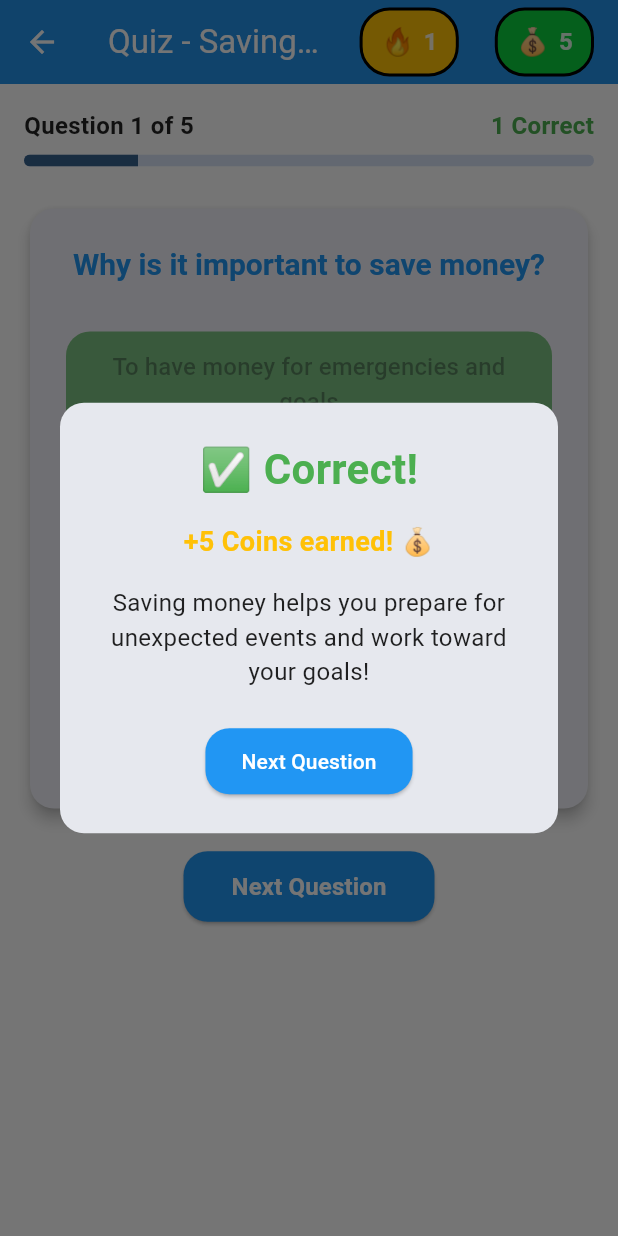
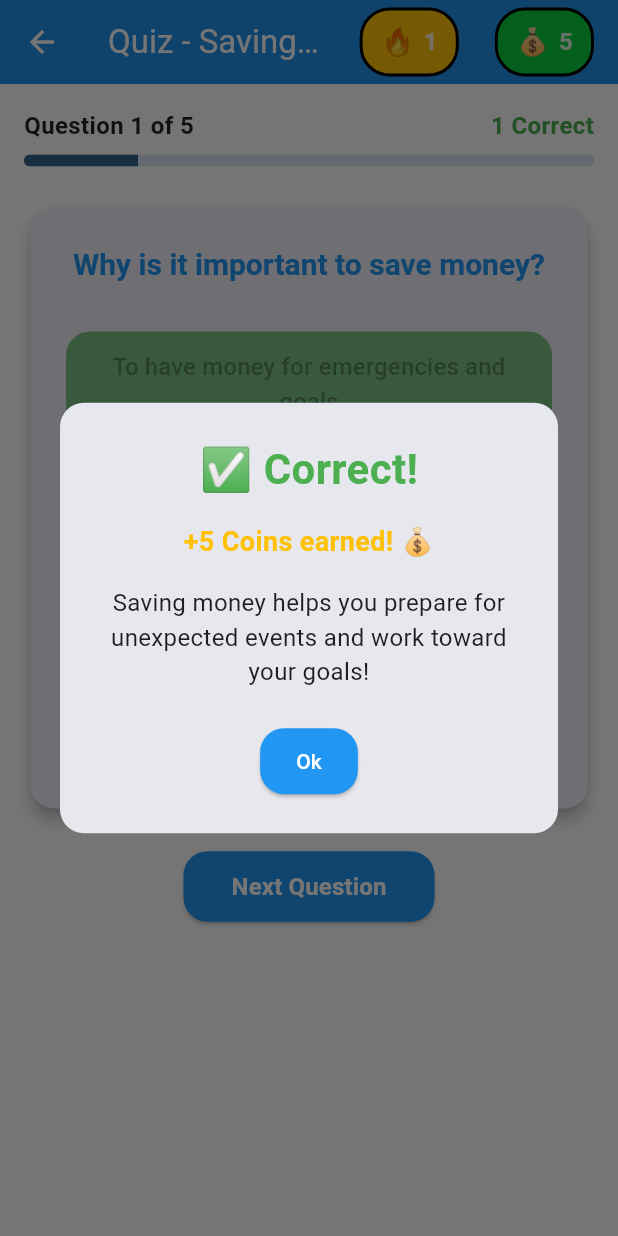
Before and after one commit to sandeshgaraga/WealthX, a Flutter app: the QuizScreen screen opened directly with sample values from the repository, after a tap on "To have money for emergencies and goals", on a phone screen of 412 x 824 dp. Run offline on Flutter 3.47's test engine with Material 3 defaults, Android fonts, the phone set to English and light mode, and no system bars; our stand-ins replace shared_preferences; accounts and stored records are empty.

Commit message:
2/21 ios physical pass

```diff
--- a/lib/screens/home_screen.dart
+++ b/lib/screens/home_screen.dart
@@ -59,16 +59,9 @@ class HomeScreen extends StatelessWidget {
                       builder: (context, userDataProvider, child) {
                         return Align(
                           alignment: Alignment.center,
-                          child: Row(
-                            children: [
-                              Padding(
-                                padding:
-                                    const EdgeInsets.symmetric(horizontal: 8),
-                                child:
-                                    CoinsBadge(coins: userDataProvider.coins),
-                              ),
-                              const SizedBox(width: 8),
-                            ],
+                          child: Padding(
+                            padding: const EdgeInsets.symmetric(horizontal: 4),
+                            child: CoinsBadge(coins: userDataProvider.coins),
                           ),
                         );
                       },
--- a/lib/screens/quiz_screen.dart
+++ b/lib/screens/quiz_screen.dart
@@ -90,6 +90,7 @@ class _QuizScreenState extends State<QuizScreen> {
                   question: question.question,
                   options: question.options,
                   selectedIndex: _selectedAnswerIndex,
+                  correctIndex: question.correctAnswerIndex,
                   onOptionSelected: (index) {
                     if (!_isAnswered) {
                       setState(() {
--- a/lib/widgets/common_widgets.dart
+++ b/lib/widgets/common_widgets.dart
@@ -325,6 +325,7 @@ class QuestionWidget extends StatelessWidget {
   final String question;
   final List<String> options;
   final int? selectedIndex;
+  final int? correctIndex;
   final Function(int) onOptionSelected;
   final bool isAnswered;
 
@@ -335,6 +336,7 @@ class QuestionWidget extends StatelessWidget {
     required this.selectedIndex,
     required this.onOptionSelected,
     this.isAnswered = false,
+    this.correctIndex,
   });
 
   @override
@@ -351,20 +353,35 @@ class QuestionWidget extends StatelessWidget {
         const SizedBox(height: 24),
         ...List.generate(
           options.length,
-          (index) => Padding(
+          (index) {
+            bool isSelected = selectedIndex == index;
+            bool isCorrect = correctIndex == index;
+
+            Color buttonColor = Colors.grey.shade300;
+            Color textColor = Colors.black87;
+
+            if (isSelected && isAnswered) {
+              if (isCorrect) {
+                buttonColor = Colors.green.withOpacity(0.7);
+                textColor = Colors.white;
+              } else {
+                buttonColor = Colors.red.withOpacity(0.7);
+                textColor = Colors.white;
+              }
+            } else if (isSelected && !isAnswered) {
+              buttonColor = Colors.green.withOpacity(0.7);
+              textColor = Colors.white;
+            }
+
+            return Padding(
               padding: const EdgeInsets.symmetric(vertical: 8.0),
               child: ElevatedButton(
                 onPressed: isAnswered ? null : () => onOptionSelected(index),
                 style: ElevatedButton.styleFrom(
-                backgroundColor: selectedIndex == index
-                    ? Colors.green.withOpacity(0.7)
-                    : Colors.grey.shade300,
-                foregroundColor:
-                    selectedIndex == index ? Colors.white : Colors.black87,
+                  backgroundColor: buttonColor,
+                  foregroundColor: textColor,
                   minimumSize: const Size(double.infinity, 56),
-                disabledBackgroundColor: selectedIndex == index
-                    ? Colors.green.withOpacity(0.7)
-                    : Colors.grey.shade300,
+                  disabledBackgroundColor: buttonColor,
                 ),
                 child: Text(
                   options[index],
@@ -375,7 +392,8 @@ class QuestionWidget extends StatelessWidget {
                   ),
                 ),
               ),
-          ),
+            );
+          },
         ),
       ],
     );
@@ -439,7 +457,7 @@ class FeedbackWidget extends StatelessWidget {
             const SizedBox(height: 24),
             ElevatedButton(
               onPressed: onNext,
-              child: const Text('Next Question'),
+              child: const Text('Ok'),
             ),
           ],
         ),
```
Also changed, not shown: 2 other files. Lines whose indentation alone changed are shown as unchanged.
